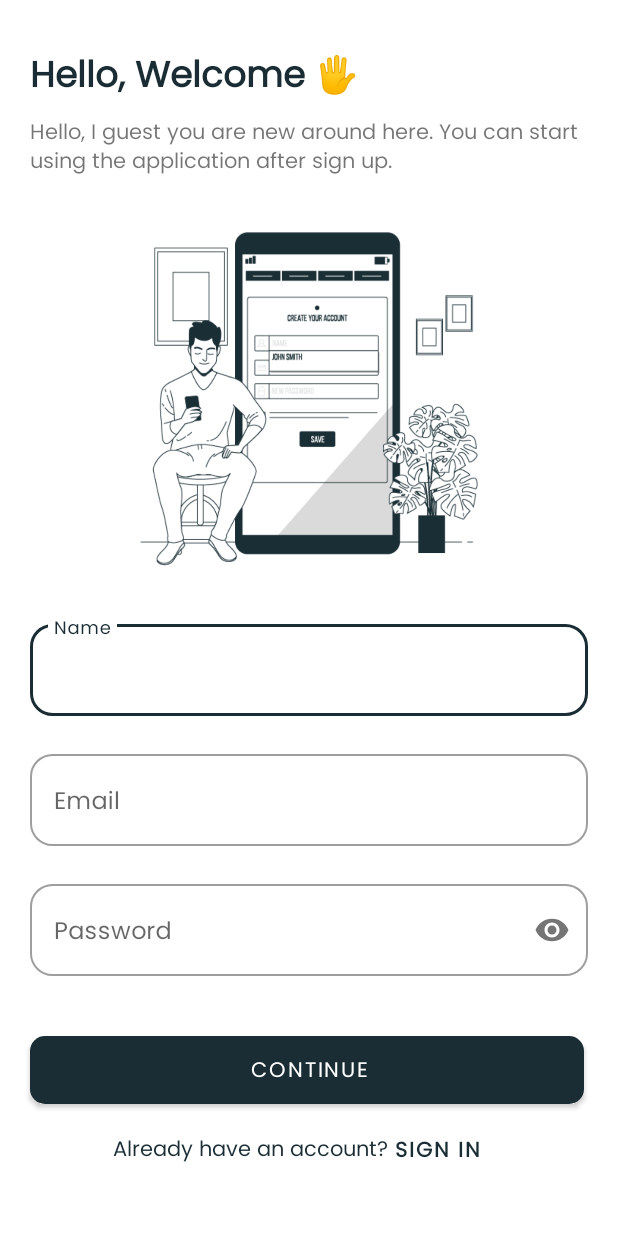
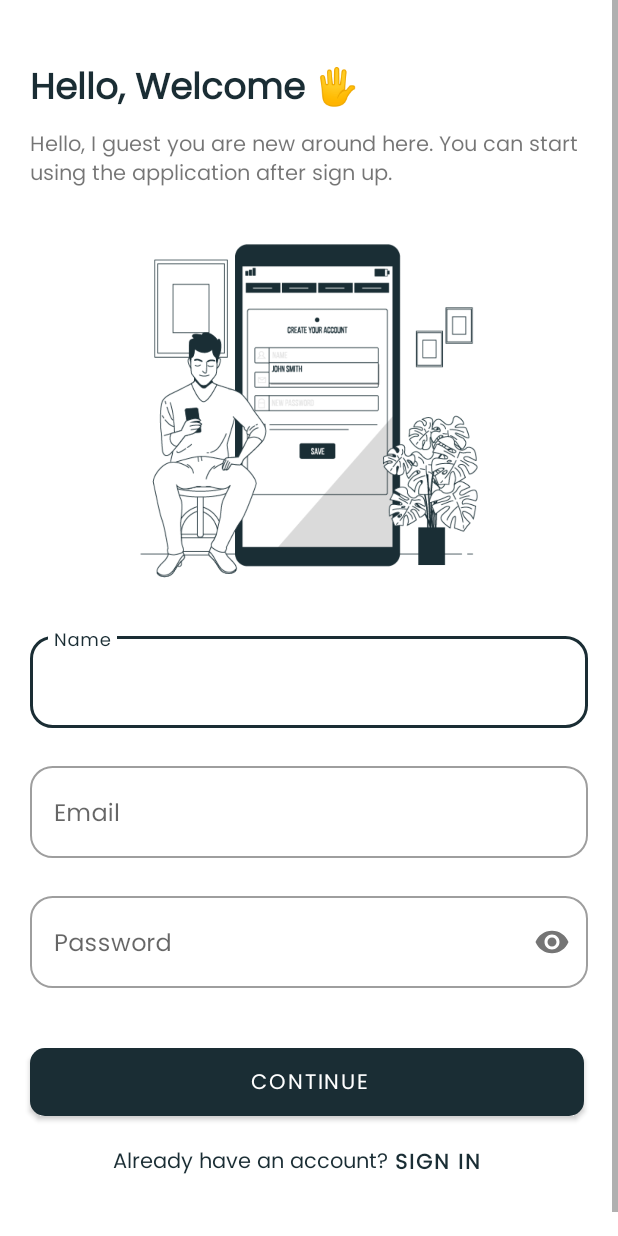
Before and after one commit to MuhDila/Login_and_Register, an Android app: the RegisterActivity screen opened directly, with no data from a screen before it, on a phone screen of 412 x 824 dp. Run offline under Robolectric (Android 15) with nearby library versions, the phone set to English and light mode, and no system bars.

Commit message:
Login and Register

```diff
--- a/app/src/main/res/layout/activity_register.xml
+++ b/app/src/main/res/layout/activity_register.xml
@@ -13,8 +13,8 @@
 
         <LinearLayout
             android:layout_width="match_parent"
-            android:layout_height="wrap_content"
-            android:layout_gravity="center"
+            android:layout_height="match_parent"
+            android:layout_marginTop="40dp"
             android:orientation="vertical" >
 
             <TextView
@@ -126,13 +126,14 @@
                     android:layout_marginTop="40dp"
                     android:layout_marginHorizontal="20dp"
                     android:background="@drawable/button_bg"
-                    android:text="Continue"/>
+                    android:text="@string/continue_register"/>
 
             <LinearLayout
                     android:layout_width="wrap_content"
                     android:layout_height="match_parent"
                     android:layout_gravity="center"
                     android:layout_marginTop="5dp"
+                    android:layout_marginBottom="40dp"
                     android:orientation="horizontal">
 
                 <TextView
--- a/app/src/main/res/values/strings.xml
+++ b/app/src/main/res/values/strings.xml
@@ -8,4 +8,5 @@
     <string name="hello">Hello, I guest you are new around here. You can start using the application after sign up.
     </string>
     <string name="welcome_register">Hello, Welcome 🖐</string>
+    <string name="continue_register">Continue</string>
 </resources>
```
